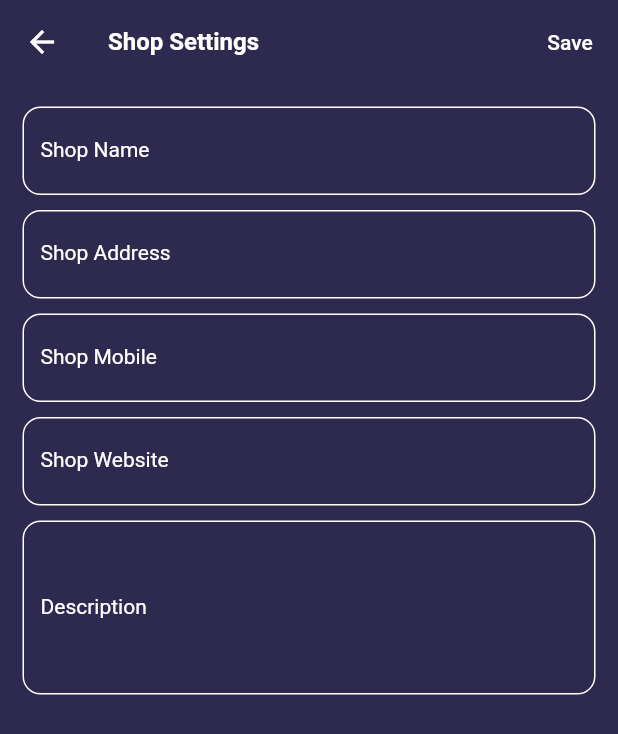
After one commit to Sohag-84/eMart-sellar-app, a Flutter app: the ProfileScreen screen opened directly, after a tap on "Settings", on a phone screen of 412 x 824 dp. The commit adds this screen. Shown: the top 734 px of the screen. Run offline on Flutter 3.47's test engine with Material 2 defaults, Android fonts, the phone set to English and light mode, and no system bars; our stand-ins replace firebase_core, get, velocity_x; accounts and stored records are empty.

Commit message:
shop settings screen is designed

```diff
--- a/lib/const/strings.dart
+++ b/lib/const/strings.dart
@@ -38,4 +38,5 @@ const nameHint = "eg. vendor name",
     mobile = "Shop Mobile",
     website = "Shop Website",
     shopName = "Shop Name",
-    shopAddress = "Shop Address";
+    shopAddress = "Shop Address",
+    shopSetting = "Shop Settings";
--- a/lib/views/profile_screen/profile_screen.dart
+++ b/lib/views/profile_screen/profile_screen.dart
@@ -2,6 +2,7 @@
 
 import 'package:e_mart_seller/const/const.dart';
 import 'package:e_mart_seller/views/profile_screen/edit_profile.dart';
+import 'package:e_mart_seller/views/shop_screen/shop_settings_screen.dart';
 
 class ProfileScreen extends StatelessWidget {
   const ProfileScreen({Key? key}) : super(key: key);
@@ -45,6 +46,14 @@ class ProfileScreen extends StatelessWidget {
               children: List.generate(
                 profileButtonIconList.length,
                 (index) => ListTile(
+                  onTap: () {
+                    switch (index) {
+                      case 0:
+                        Get.to(() => ShopSettingScreen());
+                        break;
+                      default:
+                    }
+                  },
                   leading: Icon(
                     profileButtonIconList[index],
                     color: white,
--- /dev/null
+++ b/lib/views/shop_screen/shop_settings_screen.dart
@@ -0,0 +1,38 @@
+import 'package:e_mart_seller/const/const.dart';
+import 'package:e_mart_seller/widgets/custom_textfield.dart';
+
+class ShopSettingScreen extends StatelessWidget {
+  const ShopSettingScreen({Key? key}) : super(key: key);
+
+  @override
+  Widget build(BuildContext context) {
+    return Scaffold(
+      backgroundColor: purpleColor,
+      resizeToAvoidBottomInset: false,
+      appBar: AppBar(
+        title: boldText(text: shopSetting, size: 16),
+        actions: [TextButton(onPressed: () {}, child: normalText(text: save))],
+      ),
+      body: Padding(
+        padding: const EdgeInsets.all(15.0),
+        child: Column(
+          children: [
+            customTextField(label: shopName, hintText: nameHint),
+            10.heightBox,
+            customTextField(label: shopAddress, hintText: shopAddressHint),
+            10.heightBox,
+            customTextField(label: mobile, hintText: shopMobileHint),
+            10.heightBox,
+            customTextField(label: website, hintText: shopWebsiteHint),
+            10.heightBox,
+            customTextField(
+              label: description,
+              hintText: shopDescHint,
+              isDesc: true,
+            ),
+          ],
+        ),
+      ),
+    );
+  }
+}
--- a/lib/widgets/custom_textfield.dart
+++ b/lib/widgets/custom_textfield.dart
@@ -2,10 +2,12 @@
 
 import 'package:e_mart_seller/const/const.dart';
 
-Widget customTextField({required label, required hintText, controller}) {
+Widget customTextField(
+    {required label, required hintText, controller, isDesc = false}) {
   return TextFormField(
     controller: controller,
     style: TextStyle(color: white),
+    maxLines: isDesc ? 4 : 1,
     decoration: InputDecoration(
       label: normalText(text: label),
       hintText: hintText,
```
